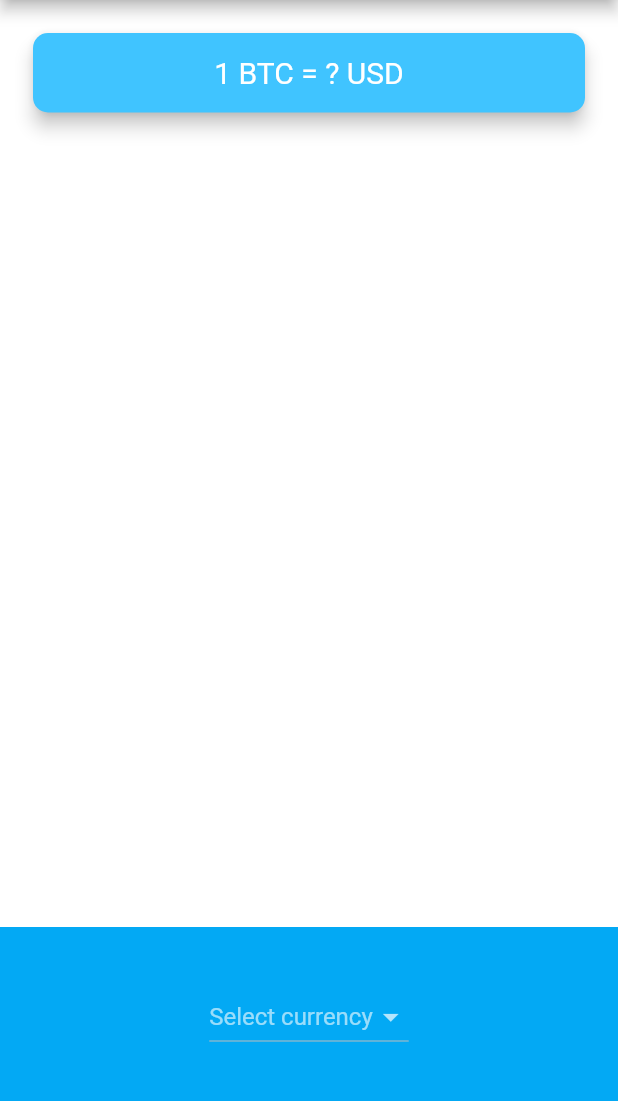
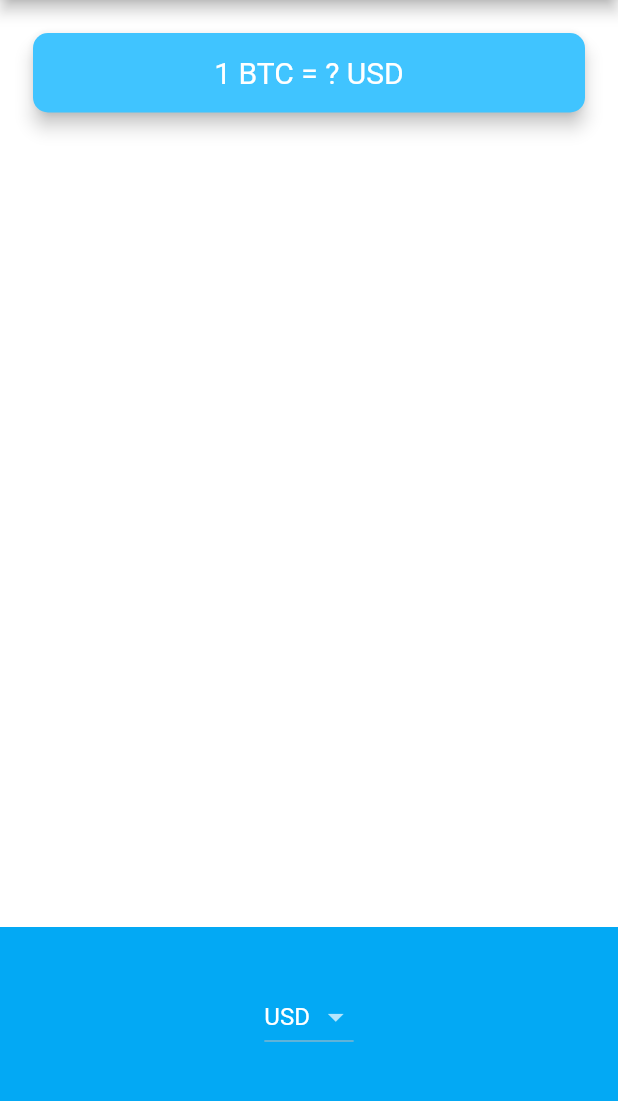
Before and after one commit to Mukeshkrjha/BitcointTicker, a Flutter app: the screen it shows after launch, on a phone screen of 412 x 824 dp, the part 84-1185 px from its top. Run offline on Flutter 3.47's test engine with Material 2 defaults, Android fonts, the phone set to English and light mode, and no system bars.

Commit message:
dynamic platform(iOS/Android) specific dropdown completed User of Dart Cupertino package for iOS

```diff
--- a/lib/price_screen.dart
+++ b/lib/price_screen.dart
@@ -9,6 +9,47 @@ class PriceScreen extends StatefulWidget {
 }
 
 class _PriceScreenState extends State<PriceScreen> {
+  String selectedCurrency = 'USD';
+
+  DropdownButton<String> androidDropdown() {
+    List<DropdownMenuItem<String>> dropdownItems = [];
+    for (String currency in currenciesList) {
+      var newItem = DropdownMenuItem(
+        child: Text(currency),
+        value: currency,
+      );
+      dropdownItems.add(newItem);
+    }
+
+    return DropdownButton<String>(
+      value: selectedCurrency,
+      items: dropdownItems,
+      onChanged: (value) {
+        setState(() {
+          selectedCurrency = value;
+        });
+      },
+    );
+  }
+
+  CupertinoPicker iOSPicker() {
+    List<Text> pickerItems = [];
+    for (String currency in currenciesList) {
+      pickerItems.add(Text(currency));
+    }
+
+    return CupertinoPicker(
+      backgroundColor: Colors.lightBlue,
+      itemExtent: 32.0,
+      onSelectedItemChanged: (selectedIndex) {
+        print(selectedIndex);
+      },
+      children: pickerItems,
+    );
+  }
+
+  //TODO: Create a method here called getData() to get the coin data from coin_data.dart
+
   @override
   void initState() {
     super.initState();
@@ -52,26 +93,7 @@ class _PriceScreenState extends State<PriceScreen> {
             alignment: Alignment.center,
             padding: EdgeInsets.only(bottom: 30.0),
             color: Colors.lightBlue,
-            child: DropdownButton(
-              items: [
-                DropdownMenuItem(
-                  child: Text('INR'),
-                  value: 'INR',
-                ),
-                DropdownMenuItem(
-                  child: Text('USD'),
-                  value: 'USD',
-                ),
-                DropdownMenuItem(
-                  child: Text('GBP'),
-                  value: 'GBP',
-                ),
-              ],
-              hint: Text('Select currency'),
-              onChanged: (value) {
-                print(value);
-              },
-            ),
+            child: Platform.isIOS ? iOSPicker() : androidDropdown(),
           ),
         ],
       ),
```
